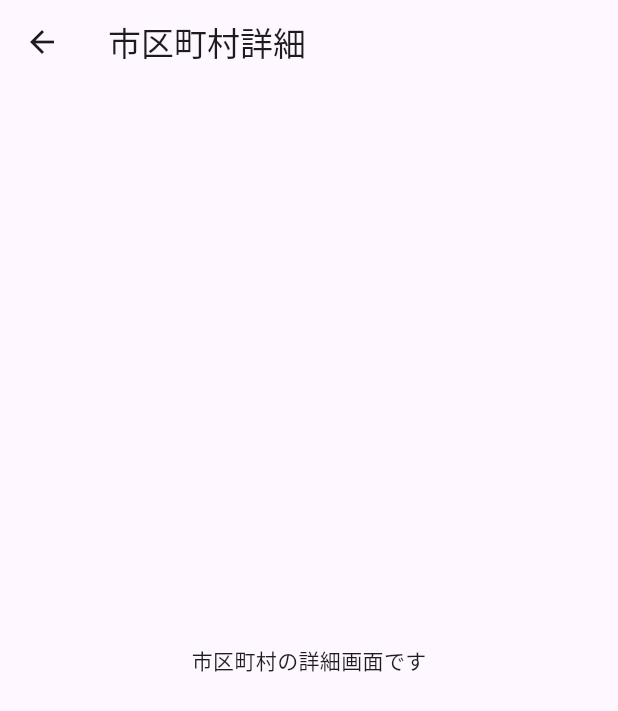
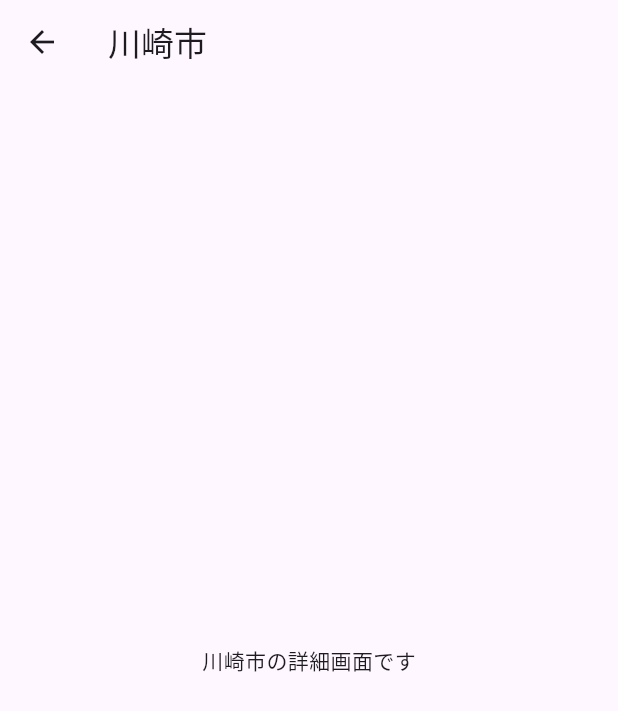
Before and after one commit to tetsucafe/resas_app_re, a Flutter app: the screen it shows after launch, after a tap on "川崎市", on a phone screen of 412 x 824 dp. Shown: the top 711 px of the screen. Run offline on Flutter 3.47's test engine with Material 3 defaults, Android fonts, the phone set to English and light mode, and no system bars.

Commit message:
市区町村名を詳細画面に引数で渡し表示できるようにした

```diff
--- a/lib/city_detail_page.dart
+++ b/lib/city_detail_page.dart
@@ -1,16 +1,18 @@
 import 'package:flutter/material.dart';
 
 class CityDetailPage extends StatelessWidget {
-  const CityDetailPage({super.key});
+  const CityDetailPage({super.key, required this.city});
+
+  final String city;
 
   @override
   Widget build(BuildContext context) {
     return Scaffold(
       appBar: AppBar(
-        title: const Text('市区町村詳細'),
+        title: Text(city),
       ),
-      body: const Center(
-        child: Text('市区町村の詳細画面です'),
+      body: Center(
+        child: Text('$cityの詳細画面です'),
       ),
     );
   }
--- a/lib/city_list_page.dart
+++ b/lib/city_list_page.dart
@@ -40,7 +40,7 @@ class CityListPage extends StatelessWidget {
                 // 選択した市区町村の詳細画面へ遷移
                 Navigator.of(context).push(
                   MaterialPageRoute(
-                    builder: (context) => const CityDetailPage(),
+                    builder: (context) => CityDetailPage(city: city),
                   ),
                 );
               },
```
